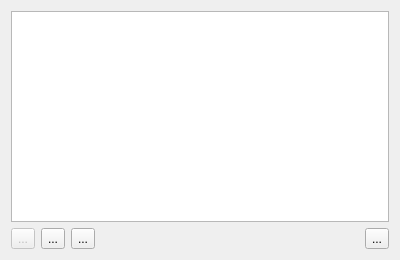
Before: the Qt Designer form plugins/dockers/logdocker/WdgLogDocker.ui in KDE/krita, drawn with Qt 5.
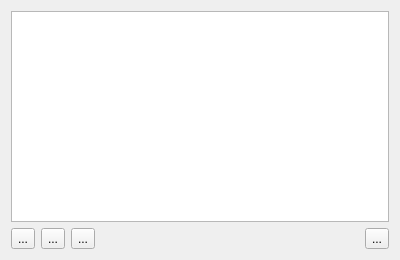
After: the same form once the commit is applied.

The edit to the form file:
```diff
--- a/plugins/dockers/logdocker/WdgLogDocker.ui
+++ b/plugins/dockers/logdocker/WdgLogDocker.ui
@@ -22,7 +22,7 @@
      <item>
       <widget class="QToolButton" name="bnToggle">
        <property name="enabled">
-        <bool>false</bool>
+        <bool>true</bool>
        </property>
        <property name="toolTip">
         <string>Enable Logging</string>
```
Left out of the diff: 19 changed lines with no effect on the pictures.
